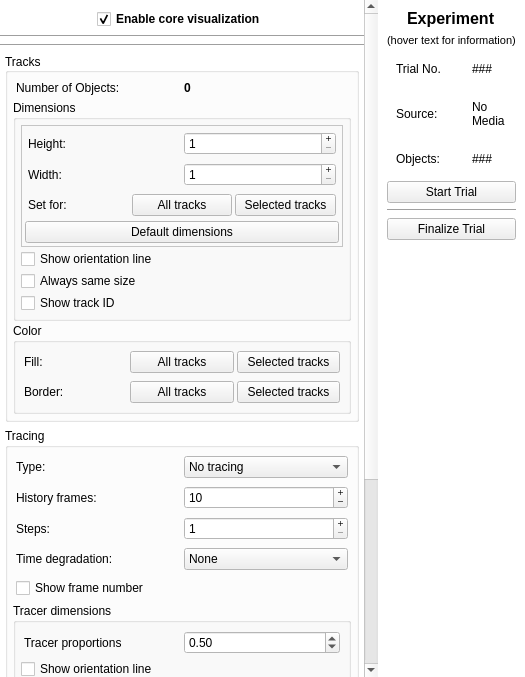
Before: the Qt Designer form BioTracker/CoreApp/BioTracker/View/CoreParameterView.ui in BioroboticsLab/biotracker_core, drawn with Qt 5.
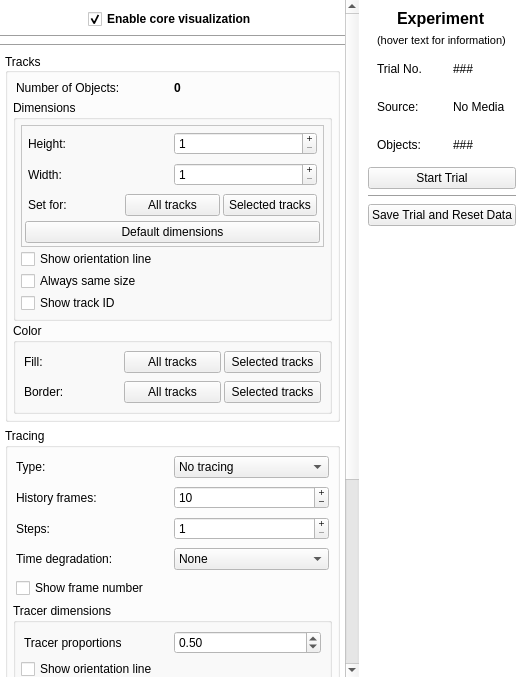
After: the same form once the commit is applied.

Commit message: added introduction wizard added window icon for windows os renamed finalize trial button to save trial and reset data

```diff
--- a/BioTracker/CoreApp/BioTracker/View/CoreParameterView.ui
+++ b/BioTracker/CoreApp/BioTracker/View/CoreParameterView.ui
@@ -155,8 +155,8 @@
         <property name="geometry">
          <rect>
           <x>0</x>
-          <y>-103</y>
-          <width>351</width>
+          <y>0</y>
+          <width>344</width>
           <height>935</height>
          </rect>
         </property>
@@ -1682,7 +1682,7 @@
 data to the &quot;Tracks&quot; directory and increment the trial count. </string>
             </property>
             <property name="text">
-             <string>Finalize Trial</string>
+             <string>Save Trial and Reset Data</string>
             </property>
            </widget>
           </item>
```
Left out of the diff: 2 changed lines with no effect on the pictures. The commit also changes 17 other files.
